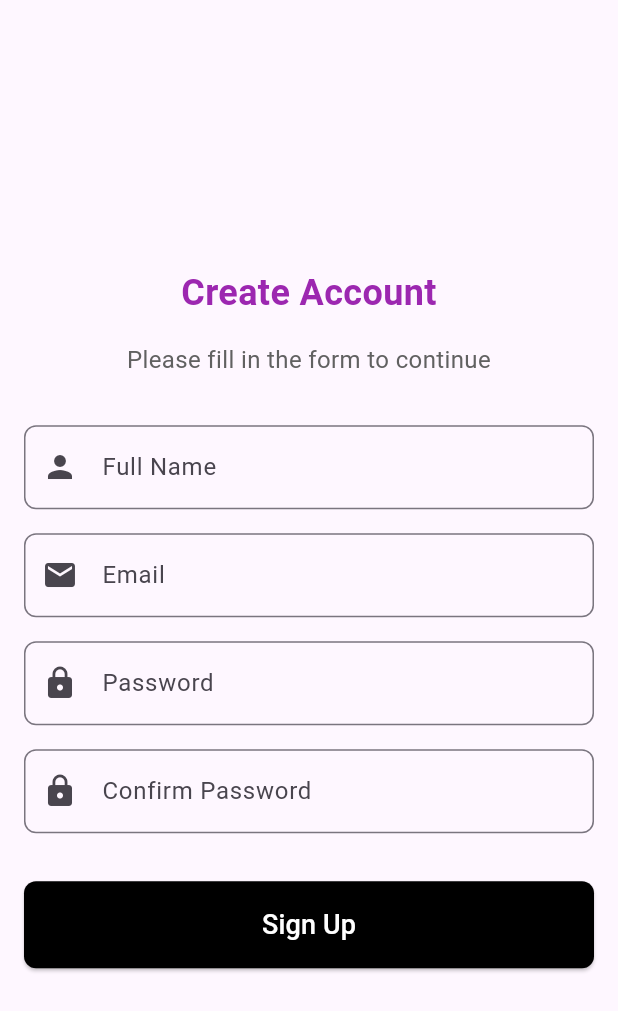
After one commit to tusharhow/nocoast-flutter, a Flutter app: the screen it shows after launch, after a tap on "Signup", on a phone screen of 412 x 824 dp. The commit adds this screen. Shown: the top 1011 px of the screen. Run offline on Flutter 3.47's test engine with Material 3 defaults, Android fonts, the phone set to English and light mode, and no system bars; our stand-ins replace animated_splash_screen.

Commit message:
Onboarding, login, signup screen designed

```diff
--- /dev/null
+++ b/lib/app/views/auth/sign_up_screen.dart
@@ -0,0 +1,160 @@
+import 'package:flutter/material.dart';
+
+class SignUpScreen extends StatefulWidget {
+  const SignUpScreen({super.key});
+
+  @override
+  State<SignUpScreen> createState() => _SignUpScreenState();
+}
+
+class _SignUpScreenState extends State<SignUpScreen> {
+  final _formKey = GlobalKey<FormState>();
+  final TextEditingController _fullNameController = TextEditingController();
+  final TextEditingController _emailController = TextEditingController();
+  final TextEditingController _passwordController = TextEditingController();
+  final TextEditingController _confirmPasswordController =
+      TextEditingController();
+
+  @override
+  Widget build(BuildContext context) {
+    return Scaffold(
+      body: SafeArea(
+        child: Padding(
+          padding: const EdgeInsets.all(16.0),
+          child: Column(
+            mainAxisAlignment: MainAxisAlignment.center,
+            children: <Widget>[
+              const Text(
+                'Create Account',
+                style: TextStyle(
+                  fontSize: 24,
+                  fontWeight: FontWeight.bold,
+                  color: Colors.purple,
+                ),
+                textAlign: TextAlign.center,
+              ),
+              const SizedBox(height: 16),
+              Text(
+                'Please fill in the form to continue',
+                style: TextStyle(
+                  fontSize: 16,
+                  color: Colors.grey[700],
+                ),
+                textAlign: TextAlign.center,
+              ),
+              const SizedBox(height: 32),
+              Form(
+                key: _formKey,
+                child: Column(
+                  children: [
+                    TextFormField(
+                      controller: _fullNameController,
+                      decoration: InputDecoration(
+                        labelText: 'Full Name',
+                        border: OutlineInputBorder(
+                          borderRadius: BorderRadius.circular(8.0),
+                        ),
+                        prefixIcon: const Icon(Icons.person),
+                      ),
+                      validator: (value) {
+                        if (value == null || value.isEmpty) {
+                          return 'Please enter your full name';
+                        }
+                        return null;
+                      },
+                    ),
+                    const SizedBox(height: 16),
+                    TextFormField(
+                      controller: _emailController,
+                      decoration: InputDecoration(
+                        labelText: 'Email',
+                        border: OutlineInputBorder(
+                          borderRadius: BorderRadius.circular(8.0),
+                        ),
+                        prefixIcon: const Icon(Icons.email),
+                      ),
+                      keyboardType: TextInputType.emailAddress,
+                      validator: (value) {
+                        if (value == null || value.isEmpty) {
+                          return 'Please enter your email';
+                        }
+                        if (!RegExp(r'^[^@]+@[^@]+\.[^@]+').hasMatch(value)) {
+                          return 'Please enter a valid email';
+                        }
+                        return null;
+                      },
+                    ),
+                    const SizedBox(height: 16),
+                    TextFormField(
+                      controller: _passwordController,
+                      decoration: InputDecoration(
+                        labelText: 'Password',
+                        border: OutlineInputBorder(
+                          borderRadius: BorderRadius.circular(8.0),
+                        ),
+                        prefixIcon: const Icon(Icons.lock),
+                      ),
+                      obscureText: true,
+                      validator: (value) {
+                        if (value == null || value.isEmpty) {
+                          return 'Please enter your password';
+                        }
+                        if (value.length < 6) {
+                          return 'Password must be at least 6 characters long';
+                        }
+                        return null;
+                      },
+                    ),
+                    const SizedBox(height: 16),
+                    TextFormField(
+                      controller: _confirmPasswordController,
+                      decoration: InputDecoration(
+                        labelText: 'Confirm Password',
+                        border: OutlineInputBorder(
+                          borderRadius: BorderRadius.circular(8.0),
+                        ),
+                        prefixIcon: const Icon(Icons.lock),
+                      ),
+                      obscureText: true,
+                      validator: (value) {
+                        if (value == null || value.isEmpty) {
+                          return 'Please confirm your password';
+                        }
+                        if (value != _passwordController.text) {
+                          return 'Passwords do not match';
+                        }
+                        return null;
+                      },
+                    ),
+                    const SizedBox(height: 32),
+                    SizedBox(
+                      width: double.infinity,
+                      child: ElevatedButton(
+                        onPressed: () {
+                          if (_formKey.currentState!.validate()) {
+                            // Perform sign-up action
+                          }
+                        },
+                        style: ElevatedButton.styleFrom(
+                          backgroundColor: Colors.black,
+                          padding: const EdgeInsets.symmetric(vertical: 16),
+                          shape: RoundedRectangleBorder(
+                            borderRadius: BorderRadius.circular(8),
+                          ),
+                        ),
+                        child: const Text(
+                          'Sign Up',
+                          style: TextStyle(fontSize: 18, color: Colors.white),
+                        ),
+                      ),
+                    ),
+                  ],
+                ),
+              ),
+            ],
+          ),
+        ),
+      ),
+    );
+  }
+}
--- a/lib/app/views/main/home_page.dart
+++ b/lib/app/views/main/home_page.dart
@@ -5,6 +5,10 @@ class HomePage extends StatelessWidget {
 
   @override
   Widget build(BuildContext context) {
-    return Scaffold();
+    return Scaffold(
+      body: Column(
+        children: [],
+      ),
+    );
   }
 }
--- /dev/null
+++ b/lib/app/views/onboard/onboarding_screen.dart
@@ -0,0 +1,102 @@
+import 'package:flutter/material.dart';
+import 'package:nocoast_flutter/app/views/auth/login_screen.dart';
+import 'package:nocoast_flutter/app/views/auth/sign_up_screen.dart';
+
+class OnboardingScreen extends StatelessWidget {
+  const OnboardingScreen({super.key});
+
+  @override
+  Widget build(BuildContext context) {
+    return Scaffold(
+      body: SafeArea(
+        child: Padding(
+          padding: const EdgeInsets.all(16.0),
+          child: Column(
+            mainAxisAlignment: MainAxisAlignment.center,
+            children: <Widget>[
+              Expanded(
+                child: Center(
+                  child: Column(
+                    mainAxisSize: MainAxisSize.min,
+                    children: <Widget>[
+                      const Text(
+                        'Welcome to Our App!',
+                        style: TextStyle(
+                          fontSize: 24,
+                          fontWeight: FontWeight.bold,
+                          color: Colors.purple,
+                        ),
+                        textAlign: TextAlign.center,
+                      ),
+                      const SizedBox(height: 16),
+                      Text(
+                        'Discover new features and connect with the community. Let\'s get started!',
+                        style: TextStyle(
+                          fontSize: 16,
+                          color: Colors.grey[700],
+                        ),
+                        textAlign: TextAlign.center,
+                      ),
+                    ],
+                  ),
+                ),
+              ),
+              const SizedBox(height: 16),
+              Column(
+                children: [
+                  SizedBox(
+                    width: double.infinity,
+                    child: ElevatedButton(
+                      onPressed: () {
+                        Navigator.push(
+                          context,
+                          MaterialPageRoute(
+                              builder: (context) => const LoginScreen()),
+                        );
+                      },
+                      style: ElevatedButton.styleFrom(
+                        backgroundColor: Colors.black,
+                        padding: const EdgeInsets.symmetric(vertical: 16),
+                        shape: RoundedRectangleBorder(
+                          borderRadius: BorderRadius.circular(8),
+                        ),
+                      ),
+                      child: const Text(
+                        'Login',
+                        style: TextStyle(fontSize: 18, color: Colors.white),
+                      ),
+                    ),
+                  ),
+                  const SizedBox(height: 8),
+                  SizedBox(
+                    width: double.infinity,
+                    child: OutlinedButton(
+                      onPressed: () {
+                        Navigator.push(
+                          context,
+                          MaterialPageRoute(
+                              builder: (context) => const SignUpScreen()),
+                        );
+                      },
+                      style: OutlinedButton.styleFrom(
+                        padding: const EdgeInsets.symmetric(vertical: 16),
+                        shape: RoundedRectangleBorder(
+                          borderRadius: BorderRadius.circular(8),
+                        ),
+                        side: const BorderSide(color: Colors.purple),
+                      ),
+                      child: const Text(
+                        'Signup',
+                        style: TextStyle(fontSize: 18, color: Colors.purple),
+                      ),
+                    ),
+                  ),
+                ],
+              ),
+            ],
+          ),
+        ),
+      ),
+    );
+  }
+}
--- a/lib/app/views/splash/splash_screen.dart
+++ b/lib/app/views/splash/splash_screen.dart
@@ -1,6 +1,6 @@
 import 'package:animated_splash_screen/animated_splash_screen.dart';
 import 'package:flutter/material.dart';
-import 'package:nocoast_flutter/app/views/main/home_page.dart';
+import 'package:nocoast_flutter/app/views/onboard/onboarding_screen.dart';
 
 class SplashScreen extends StatelessWidget {
   const SplashScreen({super.key});
@@ -8,13 +8,13 @@ class SplashScreen extends StatelessWidget {
   @override
   Widget build(BuildContext context) {
     return Scaffold(
-      backgroundColor: Colors.black,
       body: AnimatedSplashScreen(
+        backgroundColor: Colors.black,
         duration: 3000,
         splash: Image.asset(
           'assets/logos/logo.png',
         ),
-        nextScreen: const HomePage(),
+        nextScreen: const OnboardingScreen(),
         splashTransition: SplashTransition.slideTransition,
       ),
     );
```
Also changed, not shown: lib/app/views/auth/login_screen.dart (added, +119 -0 lines).
